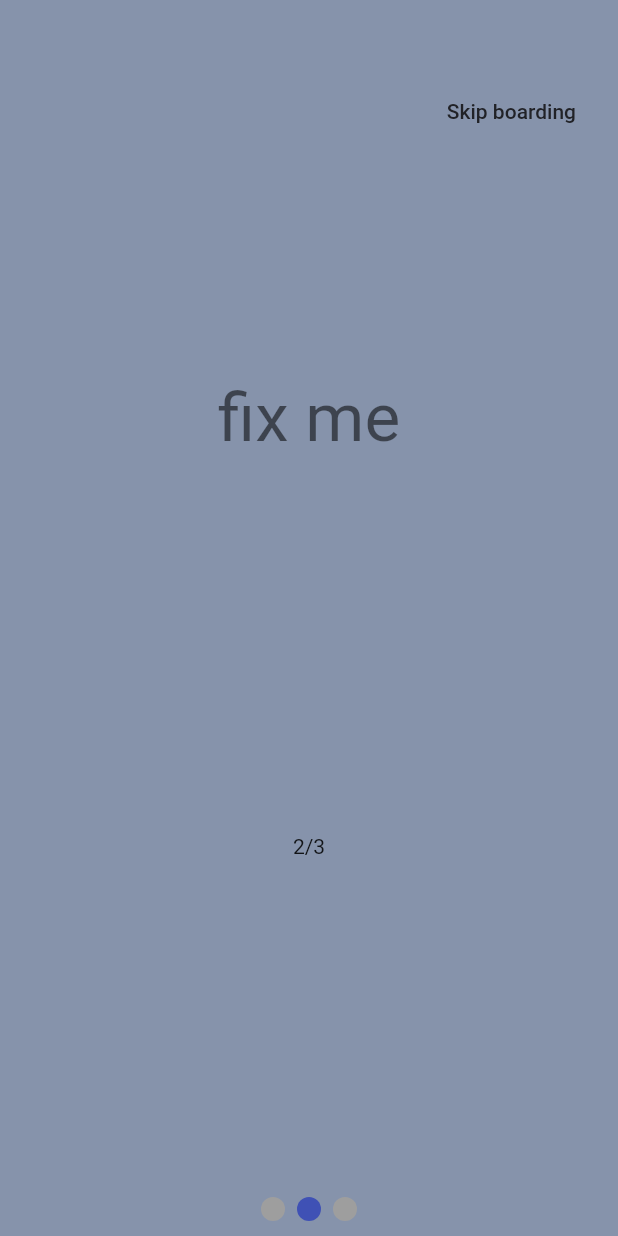
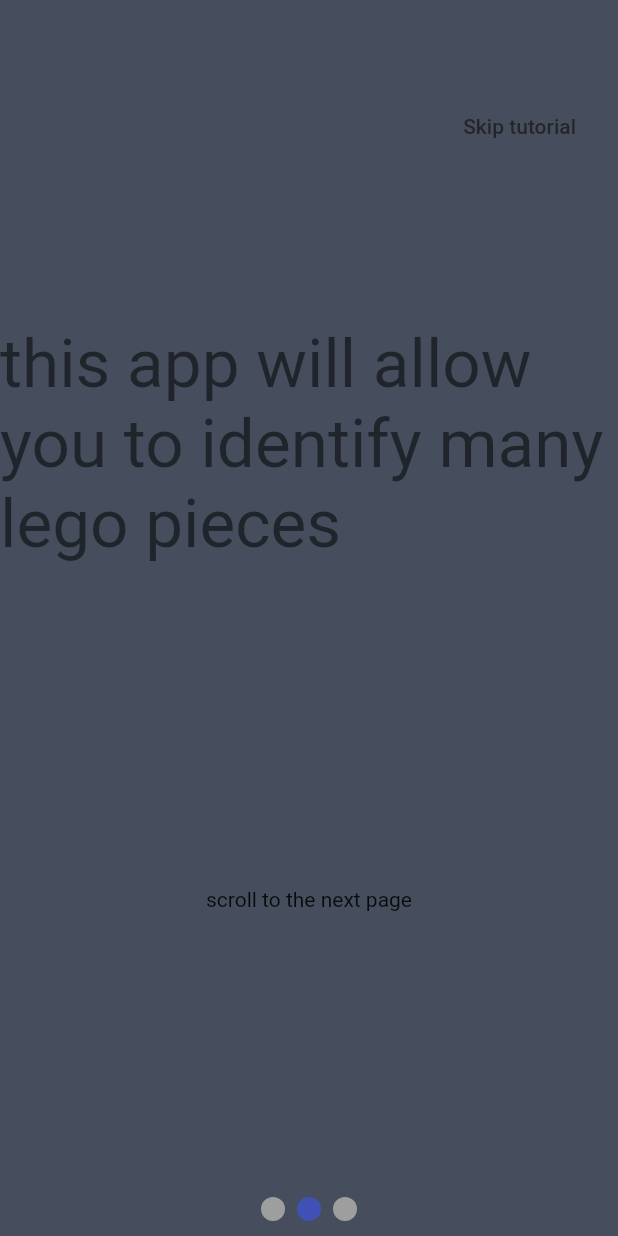
Before and after one commit to maxcelant/Capstone-4901, a Flutter app: the screen it shows after launch, swiped to page 2, on a phone screen of 412 x 824 dp. Run offline on Flutter 3.47's test engine with Material 2 defaults, Android fonts, the phone set to English and light mode, and no system bars; drawn by our look-alikes of smooth_page_indicator; our stand-ins replace image_cropper, image_picker; missing offline and left inert: tflite_flutter, tflite_flutter_helper; Roboto replaces fonts that are missing (WorkSans).

Commit message:
changes to my branch

```diff
--- a/lib/components/on_boarding.dart
+++ b/lib/components/on_boarding.dart
@@ -21,32 +21,47 @@ class OnBoarding extends StatelessWidget {
             controller: controller,
             children: [
               Container(
-                color: const Color(0xffBDD4E7),
+                color: const Color.fromARGB(255, 236, 236, 236),
                 child: Column(
                   mainAxisAlignment: MainAxisAlignment.spaceEvenly,
+                  // ignore: prefer_const_literals_to_create_immutables
                   children: [
-                    const Image(image: AssetImage('assets/trans_logo.png')),
-                    Text(
-                      "Welcome to Brix Color Finder",
-                      style: Theme.of(context).textTheme.headline3,
+                    const Padding(
+                      padding: EdgeInsets.all(20.0),
+                      child: Image(
+                        image: AssetImage('assets/trans_logo.png'),
+                      ),
+                    ),
+                    const Text(
+                      "Welcome to Brix Color Identifier",
+                      style: TextStyle(
+                        fontFamily: 'WorkSans',
+                        fontSize: 36,
+                        fontWeight: FontWeight.w700,
+                      ),
                       textAlign: TextAlign.center,
                     ),
-                    const Text(
-                      "Swipe left to read the instructions on how to use the app, or click on the 'Skip boarding' button to access our cool features",
+                    const Padding(
+                      padding: EdgeInsets.all(12.0),
+                      child: Text(
+                        "Swipe left to read the instructions on how to use the app",
                         textAlign: TextAlign.center,
+                        style: TextStyle(
+                          fontFamily: 'WorkSans',
                         ),
-                    const Text("1/3"),
+                      ),
+                    ),
                   ],
                 ),
               ),
               Container(
-                color: const Color(0xff8693AB),
+                color: Color.fromARGB(255, 70, 78, 93),
                 child: Column(
                   mainAxisAlignment: MainAxisAlignment.spaceEvenly,
                   children: [
-                    Text("fix me",
+                    Text("this app will allow you to identify many lego pieces",
                         style: Theme.of(context).textTheme.headline3),
-                    const Text("2/3"),
+                    const Text("scroll to the next page"),
                   ],
                 ),
               ),
@@ -55,15 +70,16 @@ class OnBoarding extends StatelessWidget {
                 child: Column(
                     mainAxisAlignment: MainAxisAlignment.spaceEvenly,
                     children: [
-                      Text("fix me",
+                      Text(
+                          "to increase the accuracy follow these instructions, ",
                           style: Theme.of(context).textTheme.headline3),
-                      const Text("3/3"),
+                      const Text("congratulations"),
                     ]),
               )
             ],
           ),
           Positioned(
-            top: 50,
+            top: 60,
             right: 20,
             child: TextButton(
                 onPressed: () {
@@ -72,8 +88,11 @@ class OnBoarding extends StatelessWidget {
                           const MyHomePage(title: 'BriXColor Finder')));
                 },
                 child: const Text(
-                  "Skip boarding",
-                  style: TextStyle(color: Color(0xff212227)),
+                  "Skip tutorial",
+                  style: TextStyle(
+                    color: Color.fromARGB(255, 36, 37, 40),
+                    fontFamily: 'WorkSans',
+                  ),
                 )),
           ),
           Positioned(
@@ -84,7 +103,8 @@ class OnBoarding extends StatelessWidget {
               onDotClicked: (index) => controller.animateToPage(index,
                   duration: const Duration(milliseconds: 500),
                   curve: Curves.easeIn),
-              ))
+            ),
+          )
         ],
       ),
     );
```
Also changed, not shown: pubspec.lock. Lines whose indentation alone changed are shown as unchanged.
